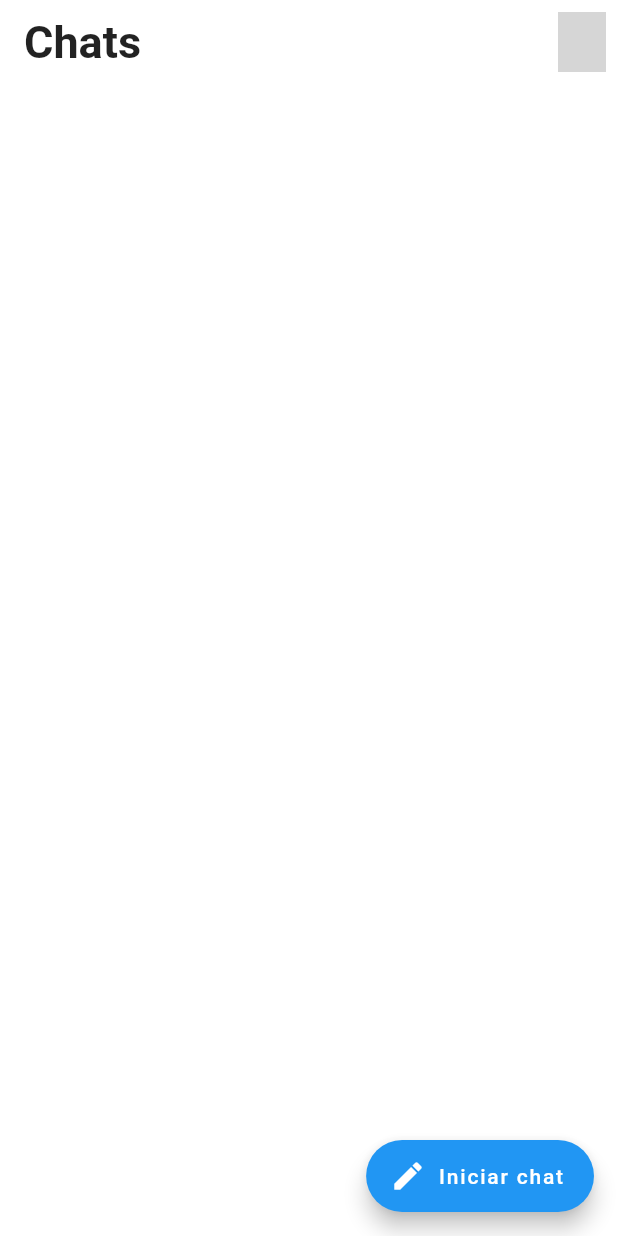
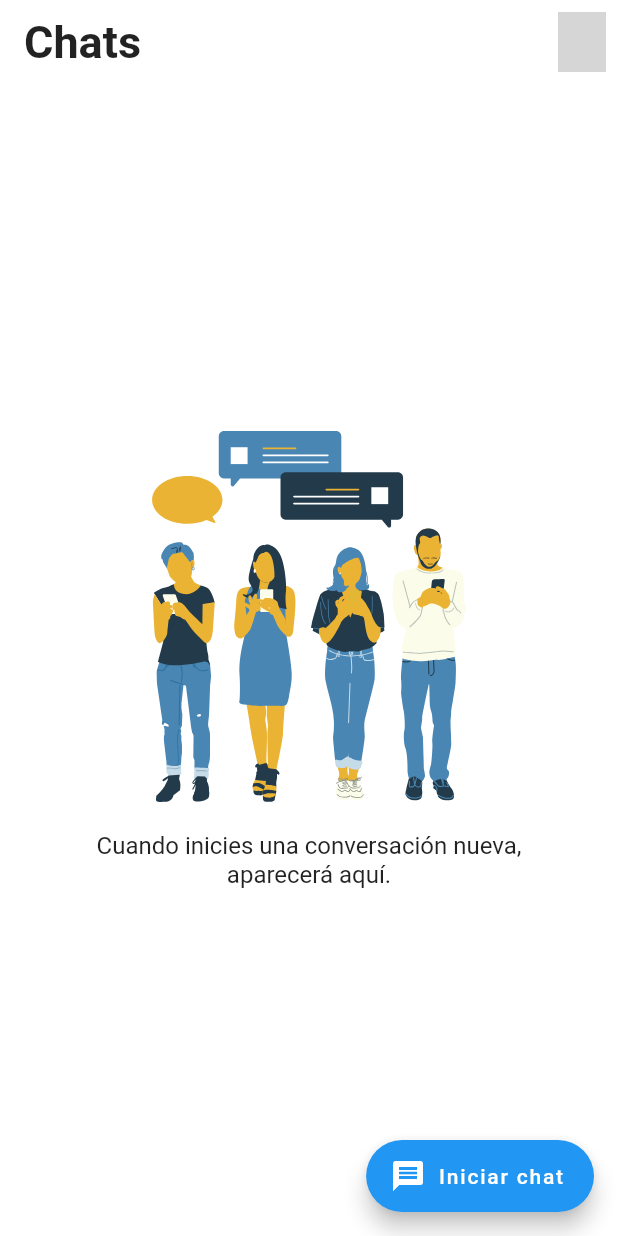
Before and after one commit to CabelloIsaac/flutter-firebase-chat, a Flutter app: the screen it shows once a user with an empty profile is signed in, on a phone screen of 412 x 824 dp. Run offline on Flutter 3.47's test engine with Material 2 defaults, Android fonts, the phone set to English and light mode, and no system bars; our stand-ins replace audioplayers, cloud_firestore, email_validator, firebase_auth, firebase_core, firebase_storage and 3 more; missing offline and left inert: flutter_audio_recorder; accounts and stored records are empty; network calls fail; grey boxes are pictures that could not be loaded.

Commit message:
Added empty lists indicators

```diff
--- a/lib/ui/screens/chats/chat/chat_screen.dart
+++ b/lib/ui/screens/chats/chat/chat_screen.dart
@@ -1,6 +1,7 @@
 import 'package:flutter/material.dart';
 import 'package:flutter_firebase_chat/models/message.dart';
 import 'package:flutter_firebase_chat/providers/chats_provider.dart';
+import 'package:flutter_firebase_chat/ui/widgets/empty_list_indicator.dart';
 import 'package:flutter_firebase_chat/utils/functions.dart';
 import 'package:provider/provider.dart';
 
@@ -27,7 +28,9 @@ class _ChatScreenState extends State<ChatScreen> {
       body: Column(
         children: [
           Expanded(
-            child: ListView.builder(
+            child: Stack(
+              children: [
+                ListView.builder(
                   padding: EdgeInsets.only(top: 20),
                   reverse: true,
                   itemCount: messages.length,
@@ -56,6 +59,13 @@ class _ChatScreenState extends State<ChatScreen> {
                     );
                   },
                 ),
+                if (messages.isEmpty)
+                  EmptyListIndicator(
+                    icon: "res/icons/empty_messages.svg",
+                    message: "Escribe un mensaje, o envía un audio o una foto.",
+                  ),
+              ],
+            ),
           ),
           ChatInput(),
         ],
--- a/lib/ui/screens/chats/list/chats_screen.dart
+++ b/lib/ui/screens/chats/list/chats_screen.dart
@@ -2,6 +2,8 @@ import 'package:flutter/material.dart';
 import 'package:flutter_firebase_chat/models/chat.dart';
 import 'package:flutter_firebase_chat/providers/chats_provider.dart';
 import 'package:flutter_firebase_chat/ui/screens/chats/new/new_chat_screen.dart';
+import 'package:flutter_firebase_chat/ui/widgets/empty_list_indicator.dart';
+import 'package:flutter_svg/flutter_svg.dart';
 import 'package:provider/provider.dart';
 
 import 'widgets/appbar.dart';
@@ -12,15 +14,25 @@ class ChatsScreen extends StatelessWidget {
   Widget build(BuildContext context) {
     final chatsProvider = Provider.of<ChatsProvider>(context);
     chatsProvider.loadChats();
+    List<Chat> chats = chatsProvider.chats;
     return Scaffold(
       appBar: MyAppBar(),
-      body: ListView.builder(
-        padding: EdgeInsets.only(bottom: 65),
-        itemCount: chatsProvider.chats.length,
-        itemBuilder: (context, index) {
-          Chat chat = chatsProvider.chats[index];
-          return ChatItem(chat);
-        },
+      body: Stack(
+        children: [
+          ListView.builder(
+            padding: EdgeInsets.only(bottom: 65),
+            itemCount: chats.length,
+            itemBuilder: (context, index) {
+              Chat chat = chats[index];
+              return ChatItem(chat);
+            },
+          ),
+          if (chats.isEmpty)
+            EmptyListIndicator(
+              icon: "res/icons/empty_chats.svg",
+              message: "Cuando inicies una conversación nueva, aparecerá aquí.",
+            ),
+        ],
       ),
       floatingActionButton: FloatingActionButton.extended(
         onPressed: () {
@@ -28,7 +40,7 @@ class ChatsScreen extends StatelessWidget {
           Navigator.pushNamed(context, NewChatScreen.route);
         },
         label: Text("Iniciar chat"),
-        icon: Icon(Icons.edit),
+        icon: Icon(Icons.message),
       ),
     );
   }
--- /dev/null
+++ b/lib/ui/widgets/empty_list_indicator.dart
@@ -0,0 +1,35 @@
+import 'package:flutter/material.dart';
+import 'package:flutter_svg/flutter_svg.dart';
+
+class EmptyListIndicator extends StatelessWidget {
+  final String icon;
+  final String message;
+
+  const EmptyListIndicator(
+      {Key key, @required this.icon, @required this.message})
+      : super(key: key);
+
+  @override
+  Widget build(BuildContext context) {
+    final screenSize = MediaQuery.of(context).size;
+    return Container(
+      padding: EdgeInsets.all(40),
+      child: Center(
+        child: SingleChildScrollView(
+          child: Column(
+            mainAxisAlignment: MainAxisAlignment.center,
+            children: [
+              SvgPicture.asset(icon, height: screenSize.height * 0.3),
+              SizedBox(height: 20),
+              Text(
+                message,
+                style: TextStyle(fontSize: 16),
+                textAlign: TextAlign.center,
+              ),
+            ],
+          ),
+        ),
+      ),
+    );
+  }
+}
--- a/pubspec.yaml
+++ b/pubspec.yaml
@@ -36,6 +36,7 @@ dependencies:
   audioplayers: ^0.17.0
   flutter_audio_recorder: ^0.5.5
   path_provider: ^1.6.28
+  flutter_svg: ^0.19.3
   # Firebase
   firebase_core: ^0.7.0
   firebase_auth: ^0.20.1
@@ -58,8 +59,8 @@ flutter:
   uses-material-design: true
 
   # To add assets to your application, add an assets section, like this:
-  # assets:
-  #   - images/a_dot_burr.jpeg
+  assets:
+    - res/icons/
   #   - images/a_dot_ham.jpeg
 
   # An image asset can refer to one or more resolution-specific "variants", see
```
Also changed, not shown: pubspec.lock, res/icons/empty_chats.svg (added), res/icons/empty_messages.svg (added). Lines whose indentation alone changed are shown as unchanged.
